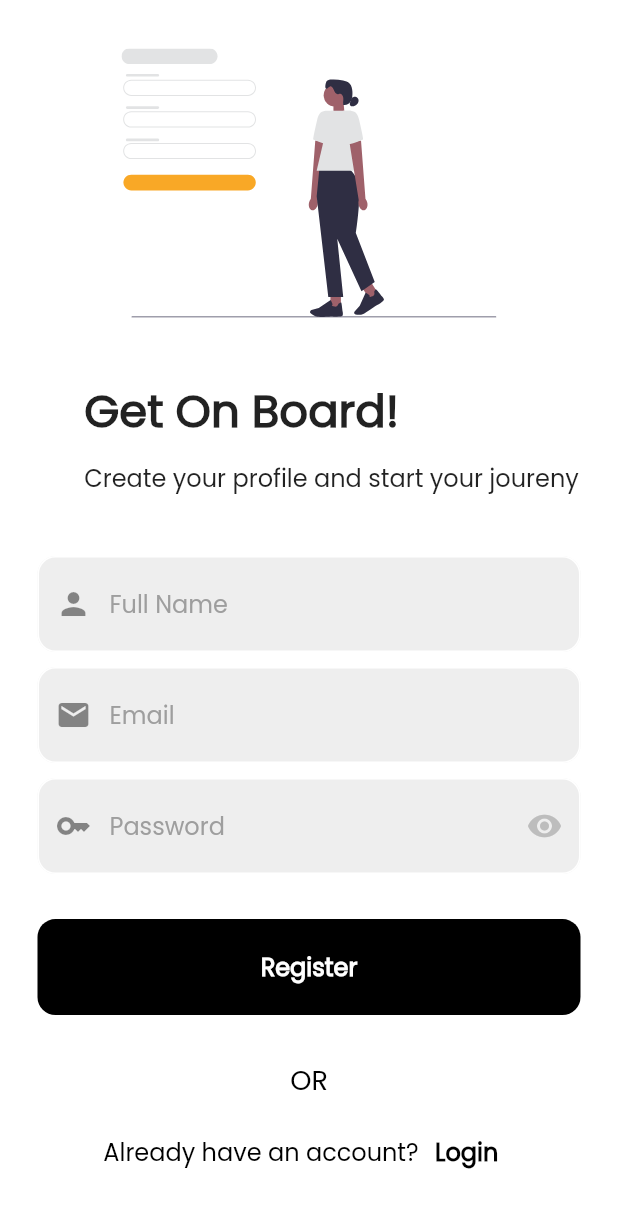
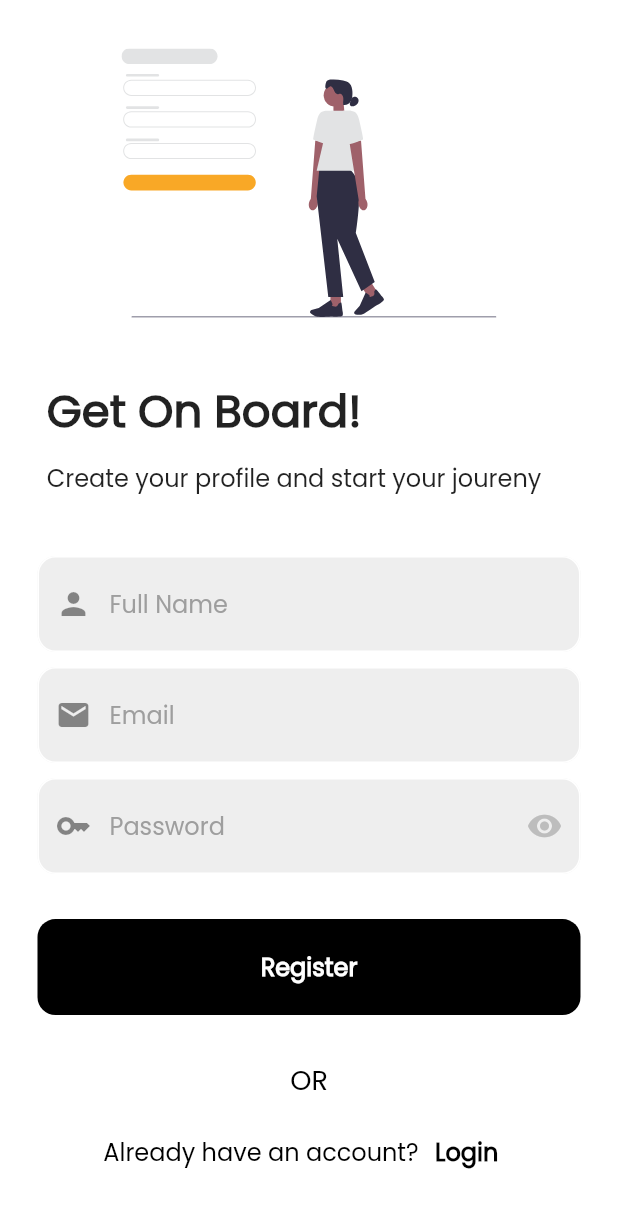
Before and after one commit to kinwaned/note_app, a Flutter app: the RegisterPage screen opened by its route, on a phone screen of 412 x 824 dp. Shown: the top 1208 px of the screen. Run offline on Flutter 3.47's test engine with Material 2 defaults, Android fonts, the phone set to English and light mode, and no system bars; drawn by our look-alikes of modal_progress_hud_nsn; our stand-ins replace bloc, firebase_auth, firebase_core, flutter_bloc, flutter_svg, font_awesome_flutter; accounts and stored records are empty.

Commit message:
fix register page

```diff
--- a/lib/Screens/register_screen.dart
+++ b/lib/Screens/register_screen.dart
@@ -62,7 +62,7 @@ class RegisterPage extends StatelessWidget {
                         ],
                       ),
                       const Padding(
-                        padding: EdgeInsets.only(left: 30),
+                        padding: EdgeInsets.only(right: 20),
                         child: Column(
                           crossAxisAlignment: CrossAxisAlignment.start,
                           children: [
```
